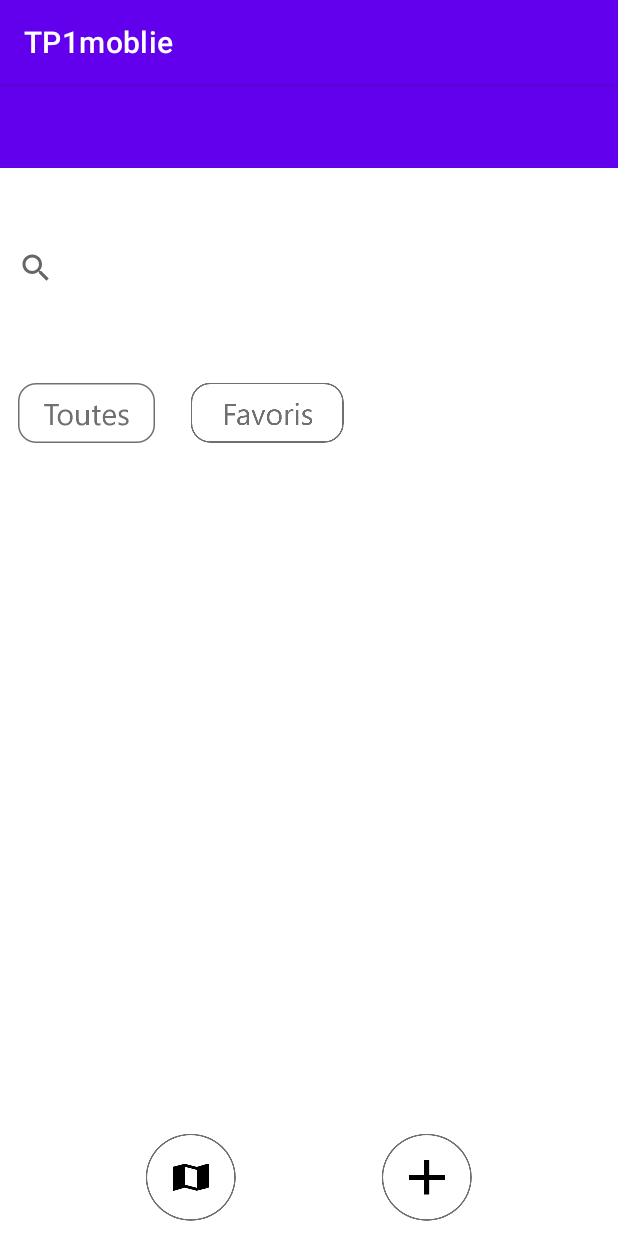
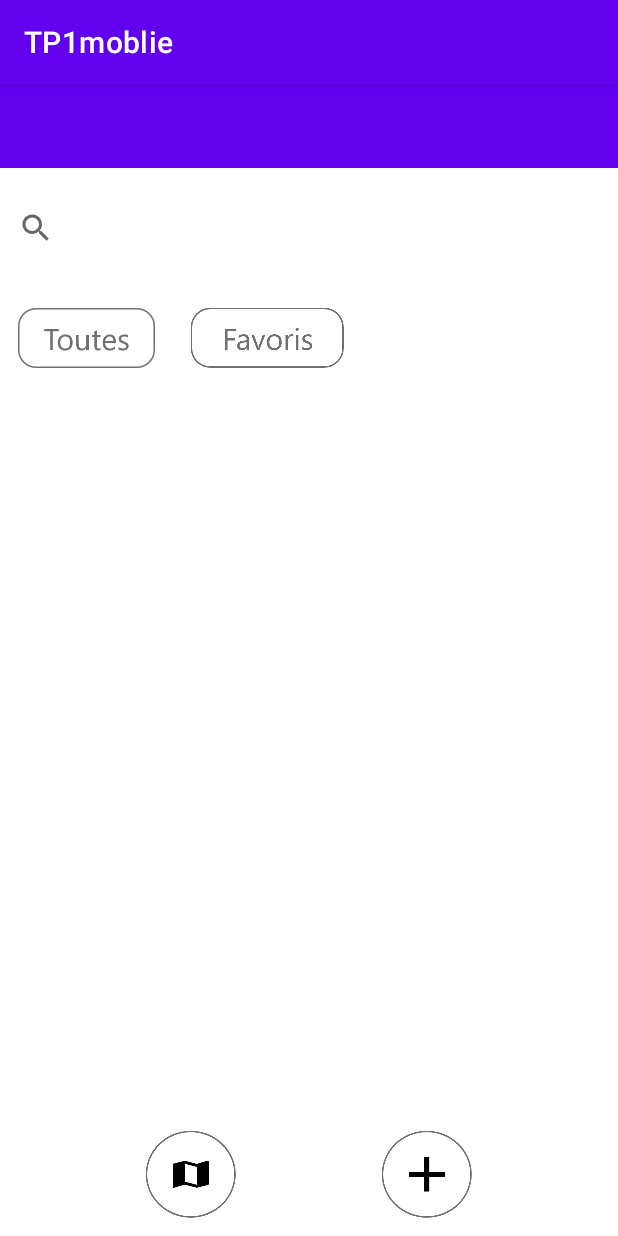
Before and after one commit to SamSebille/TP1Mobile, an Android app: the MenuActivity screen opened directly, with no data from a screen before it, on a phone screen of 412 x 824 dp. Run offline under Robolectric (Android 15) with nearby library versions, the phone set to English and light mode, and no system bars.

Commit message:
implementation bd

```diff
--- a/app/src/main/AndroidManifest.xml
+++ b/app/src/main/AndroidManifest.xml
@@ -38,7 +38,7 @@
             android:parentActivityName=".MenuActivity"/>
 
         <activity
-            android:name=".EntrepriseActivity"
+            android:name=".NouvelleEntrepriseActivity"
             android:exported="false"
             android:parentActivityName=".MenuActivity"/>
 
--- a/app/src/main/java/ca/qc/bdeb/c5gm/tp1moblie/MenuActivity.java
+++ b/app/src/main/java/ca/qc/bdeb/c5gm/tp1moblie/MenuActivity.java
@@ -1,14 +1,28 @@
 package ca.qc.bdeb.c5gm.tp1moblie;
 
+import androidx.annotation.NonNull;
 import androidx.appcompat.app.AppCompatActivity;
+import androidx.recyclerview.widget.LinearLayoutManager;
+import androidx.recyclerview.widget.RecyclerView;
 
+import android.content.Context;
 import android.content.Intent;
 import android.os.Bundle;
+import android.view.LayoutInflater;
 import android.view.View;
+import android.view.ViewGroup;
+import android.widget.TextView;
+
+import java.util.ArrayList;
 
 public class MenuActivity extends AppCompatActivity {
 
-    Stockage stockage;
+    private Stockage stockage;
+
+    private static ArrayList<Entreprise> entreprises;
+
+    private RecyclerView recyclerView;
+    private StringListAdapter stringListAdapter;
 
     @Override
     protected void onCreate(Bundle savedInstanceState) {
@@ -16,6 +30,22 @@ public class MenuActivity extends AppCompatActivity {
         setContentView(R.layout.activity_menu);
 
         stockage = Stockage.getInstance(getApplicationContext());
+
+        entreprises = new ArrayList<>();
+        majListBDEntreprise();
+
+        // initialiser le recyclerView
+        recyclerView = findViewById(R.id.liste_entreprises);
+        // Créer l'adapter et lui fournir les données.
+        stringListAdapter = new StringListAdapter(this, entreprises);
+        // Connecter l'adapter au RecyclerView.
+        recyclerView.setAdapter(stringListAdapter);
+        // Donner au RecyclerView un layout manager par défaut.
+        recyclerView.setLayoutManager(new LinearLayoutManager(this));
+    }
+
+    public void majListBDEntreprise(){
+        ArrayList<Entreprise> entreprises = stockage.getEntreprises();
     }
 
     public void onClickMaps(View view) {
@@ -23,6 +53,50 @@ public class MenuActivity extends AppCompatActivity {
     }
 
     public void onClickPlus(View view) {
-        startActivity(new Intent(this, EntrepriseActivity.class));
+        startActivity(new Intent(this, NouvelleEntrepriseActivity.class));
+    }
+
+    public class StringListAdapter extends
+            RecyclerView.Adapter<StringListAdapter.StringViewHolder> {
+
+        private final ArrayList<Entreprise> entreprises;
+        private LayoutInflater inflater;
+
+        public StringListAdapter(Context context,
+                                 ArrayList<Entreprise> entreprises) {
+            inflater = LayoutInflater.from(context);
+            this.entreprises = entreprises;
+        }
+
+        @NonNull
+        @Override
+        public StringViewHolder onCreateViewHolder(@NonNull ViewGroup parent, int viewType) {
+            View mItemView = inflater.inflate(R.layout.entreprise_item,
+                    parent, false);
+            return new StringViewHolder(mItemView, this);
+        }
+
+        @Override
+        public void onBindViewHolder(@NonNull StringViewHolder holder, int position) {
+            Entreprise entreprise = entreprises.get(position);
+            holder.tv.setText(entreprise.getNom());
+        }
+
+        @Override
+        public int getItemCount() {
+            return entreprises.size();
+        }
+
+        public class StringViewHolder extends RecyclerView.ViewHolder{
+            TextView tv;
+            final StringListAdapter adapter;
+
+            public StringViewHolder(@NonNull View itemView, StringListAdapter adapter) {
+                super(itemView);
+                tv = (TextView) itemView.findViewById(R.id.textViewMenuNameEntrprise);
+                this.adapter = adapter;
+            }
+        }
+
     }
 }
--- a/app/src/main/java/ca/qc/bdeb/c5gm/tp1moblie/Stockage.java
+++ b/app/src/main/java/ca/qc/bdeb/c5gm/tp1moblie/Stockage.java
@@ -6,6 +6,9 @@ import android.database.Cursor;
 import android.database.sqlite.SQLiteDatabase;
 import android.database.sqlite.SQLiteOpenHelper;
 import android.provider.BaseColumns;
+
+import java.lang.reflect.Array;
+import java.util.ArrayList;
 
 public class Stockage extends SQLiteOpenHelper {
 
@@ -29,12 +32,48 @@ public class Stockage extends SQLiteOpenHelper {
     @Override
     public void onCreate(SQLiteDatabase sqLiteDatabase) {
         // Contient la création des tables
-        sqLiteDatabase.execSQL(SQL_CREATE_CLIENTS);
+        sqLiteDatabase.execSQL(SQL_CREATE_ENTREPRISES);
     }
 
     @Override
     public void onUpgrade(SQLiteDatabase sqLiteDatabase, int i, int i1) {
         // mise à jour de la structure des tables.
+    }
+
+    public ArrayList<Entreprise> getEntreprises() {
+        SQLiteDatabase db = this.getReadableDatabase();
+
+        String[] columns = {
+                Entreprises._ID,
+                Entreprises.ENTREPRISE_NOM,
+                Entreprises.ENTREPRISE_CONTACT,
+                Entreprises.ENTREPRISE_COURRIEL,
+                Entreprises.ENTREPRISE_TELEPHONE,
+                Entreprises.ENTREPRISE_WEB,
+                Entreprises.ENTREPRISE_ADRESSE,
+                Entreprises.ENTREPRISE_DATE
+        };
+
+        String selection = Entreprises._ID + " = ?";
+        Cursor cursor = db.query(Entreprises.NOM_TABLE, columns, selection, null,
+                null, null, null, null);
+
+        ArrayList<Entreprise> entreprises = new ArrayList<>();
+
+        if (cursor != null && cursor.getCount() > 0){
+            cursor.moveToFirst();
+            do {
+                entreprises.add(new Entreprise(
+                        cursor.getString(0), cursor.getString(1),
+                        cursor.getString(2), cursor.getString(3),
+                        cursor.getString(4), cursor.getString(5),
+                        cursor.getString(6)));
+            } while (cursor.moveToNext());
+        }
+
+        cursor.close();
+
+        return entreprises;
     }
 
     public Entreprise getEntreprise(int id) {
@@ -117,7 +156,12 @@ public class Stockage extends SQLiteOpenHelper {
         db.delete(Entreprises.NOM_TABLE, whereClause, whereArgs);
     }
 
-    private static final String SQL_CREATE_CLIENTS =
+    public void dropTable(){
+        SQLiteDatabase db = this.getWritableDatabase(); // On veut écrire dans la B
+        db.execSQL(SQL_DELETE_CLIENTS);
+    }
+
+    private static final String SQL_CREATE_ENTREPRISES =
             "CREATE TABLE " + Entreprises.NOM_TABLE + " (" +
                     Entreprises._ID + " INTEGER PRIMARY KEY," +
                     Entreprises.ENTREPRISE_NOM + " TEXT," +
--- a/app/src/main/res/layout/activity_menu.xml
+++ b/app/src/main/res/layout/activity_menu.xml
@@ -23,14 +23,14 @@
         android:layout_width="wrap_content"
         android:layout_height="wrap_content"
         android:orientation="horizontal"
-        app:layout_constraintGuide_percent="0.20519836" />
+        app:layout_constraintGuide_percent="0.17" />
 
     <androidx.constraintlayout.widget.Guideline
         android:id="@+id/guideline3"
         android:layout_width="wrap_content"
         android:layout_height="wrap_content"
         android:orientation="horizontal"
-        app:layout_constraintGuide_percent="0.3652531" />
+        app:layout_constraintGuide_percent="0.27" />
 
     <androidx.constraintlayout.widget.Guideline
         android:id="@+id/guideline4"
@@ -45,9 +45,10 @@
         android:layout_height="wrap_content"
         app:layout_constraintBottom_toTopOf="@+id/linearLayout2"
         app:layout_constraintEnd_toEndOf="parent"
-        app:layout_constraintHorizontal_bias="0.494"
+        app:layout_constraintHorizontal_bias="0.0"
         app:layout_constraintStart_toStartOf="parent"
-        app:layout_constraintTop_toBottomOf="@+id/toolbar" />
+        app:layout_constraintTop_toBottomOf="@+id/toolbar"
+        app:layout_constraintVertical_bias="0.447" />
 
     <LinearLayout
         android:id="@+id/linearLayout2"
@@ -74,30 +75,26 @@
             app:srcCompat="@mipmap/btn_favoris" />
     </LinearLayout>
 
-    <ScrollView
-        android:id="@+id/scroll_view_entreprise"
+    <androidx.recyclerview.widget.RecyclerView
+        android:id="@+id/liste_entreprises"
         android:layout_width="0dp"
         android:layout_height="0dp"
+        android:padding="0dp"
         app:layout_constraintBottom_toTopOf="@+id/guideline4"
         app:layout_constraintEnd_toEndOf="parent"
         app:layout_constraintStart_toStartOf="parent"
-        app:layout_constraintTop_toTopOf="@+id/guideline3">
-
-        <LinearLayout
-            android:layout_width="match_parent"
-            android:layout_height="wrap_content"
-            android:orientation="vertical" />
-    </ScrollView>
+        app:layout_constraintTop_toTopOf="@+id/guideline3" />
 
     <ImageView
         android:id="@+id/btn_map"
         android:layout_width="wrap_content"
         android:layout_height="wrap_content"
+        android:layout_marginBottom="4dp"
         android:onClick="onClickMaps"
         app:layout_constraintBottom_toBottomOf="parent"
         app:layout_constraintEnd_toStartOf="@+id/btn_ajouter"
         app:layout_constraintStart_toStartOf="parent"
-        app:layout_constraintTop_toBottomOf="@+id/scroll_view_entreprise"
+        app:layout_constraintTop_toTopOf="@+id/guideline4"
         app:srcCompat="@mipmap/btn_map" />
 
     <ImageView
@@ -109,6 +106,7 @@
         app:layout_constraintEnd_toEndOf="parent"
         app:layout_constraintStart_toEndOf="@+id/btn_map"
         app:layout_constraintTop_toTopOf="@+id/guideline4"
+        app:layout_constraintVertical_bias="0.4"
         app:srcCompat="@mipmap/btn_add"
         tools:ignore="SpeakableTextPresentCheck" />
 
```
Also changed, not shown: app/src/main/java/ca/qc/bdeb/c5gm/tp1moblie/EntrepriseActivity.java (deleted, +0 -18 lines), app/src/main/java/ca/qc/bdeb/c5gm/tp1moblie/NouvelleEntrepriseActivity.java (added, +62 -0 lines), app/src/main/res/layout/activity_nouvelle_entreprise.xml (renamed from app/src/main/res/layout/activity_entreprise.xml, +5 -4 lines), app/src/main/res/layout/entreprise_item.xml (added, +50 -0 lines).
